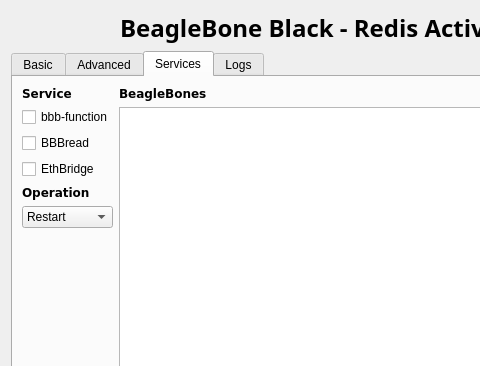
The window that src/siriushlacon/beaglebones/ui/main.ui (lnls-sirius/pydm-opi) describes before a commit, drawn with Qt 5; both pictures show x 0 to 480 and y 0 to 366 of the 730 by 460 pixel window.
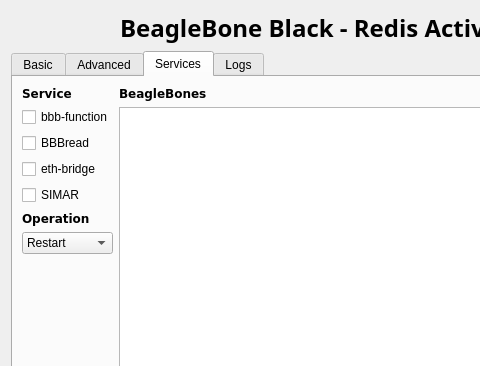
The same window after the commit.

Commit message: Adds SIMAR service

The edit to the form file:
```diff
--- a/src/siriushlacon/beaglebones/ui/main.ui
+++ b/src/siriushlacon/beaglebones/ui/main.ui
@@ -407,7 +407,14 @@
              <item>
               <widget class="QCheckBox" name="ethbridgeBox">
                <property name="text">
-                <string>EthBridge</string>
+                <string>eth-bridge</string>
+               </property>
+              </widget>
+             </item>
+             <item>
+              <widget class="QCheckBox" name="simarBox">
+               <property name="text">
+                <string>SIMAR</string>
                </property>
               </widget>
              </item>
```
The commit also changes 1 other file.
